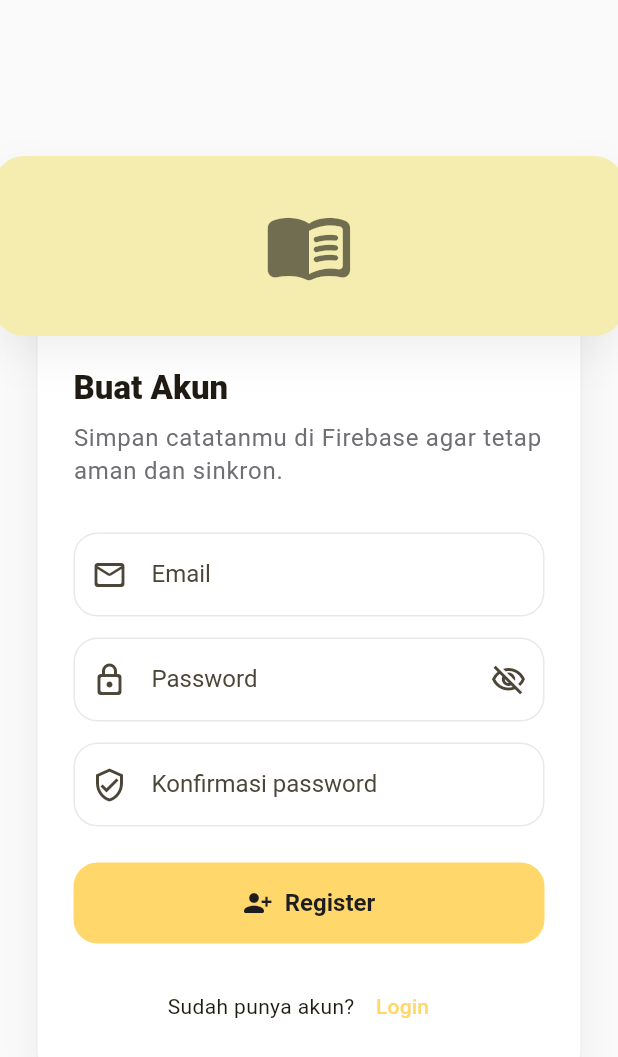
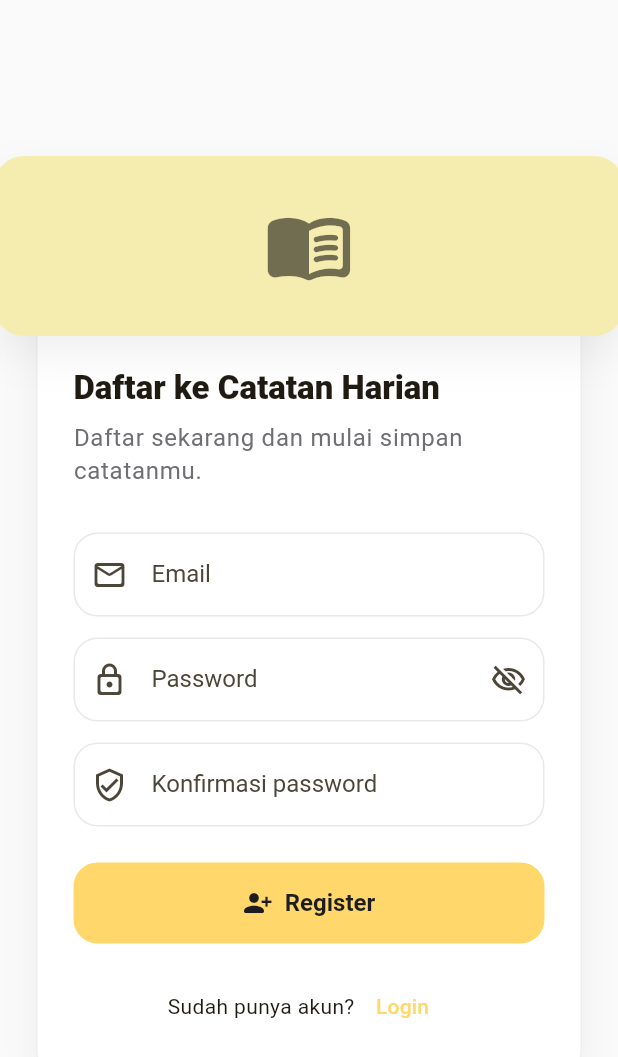
Before and after one commit to deedadz229/Notexted-Apps-Catatan-Harian, a Flutter app: the screen it shows after launch, after a tap on "Register", on a phone screen of 412 x 824 dp. Shown: the top 1057 px of the screen. Run offline on Flutter 3.47's test engine with Material 3 defaults, Android fonts, the light colour scheme and no system bars; our stand-ins replace cloud_firestore, firebase_auth, firebase_core, get; accounts and stored records are empty; Roboto replaces fonts that are missing (SF Pro Display).

Commit message:
ubah teks sambutan login dan register

```diff
--- a/lib/app/modules/auth/views/login_view.dart
+++ b/lib/app/modules/auth/views/login_view.dart
@@ -13,8 +13,8 @@ class LoginView extends GetView<AuthController> {
   @override
   Widget build(BuildContext context) {
     return AuthShell(
-      title: 'Catatan Harian',
-      subtitle: 'Masuk dan percayakan catatanmu pada kami:)',
+      title: 'Masuk ke Catatan Harian',
+      subtitle: 'Percayakan setiap catatanmu pada kami:)',
       children: [
         AppTextField(
           controller: controller.loginEmailC,
--- a/lib/app/modules/auth/views/register_view.dart
+++ b/lib/app/modules/auth/views/register_view.dart
@@ -13,8 +13,8 @@ class RegisterView extends GetView<AuthController> {
   @override
   Widget build(BuildContext context) {
     return AuthShell(
-      title: 'Buat Akun',
-      subtitle: 'Simpan catatanmu di Firebase agar tetap aman dan sinkron.',
+      title: 'Daftar ke Catatan Harian',
+      subtitle: 'Daftar sekarang dan mulai simpan catatanmu.',
       children: [
         AppTextField(
           controller: controller.registerEmailC,
```
